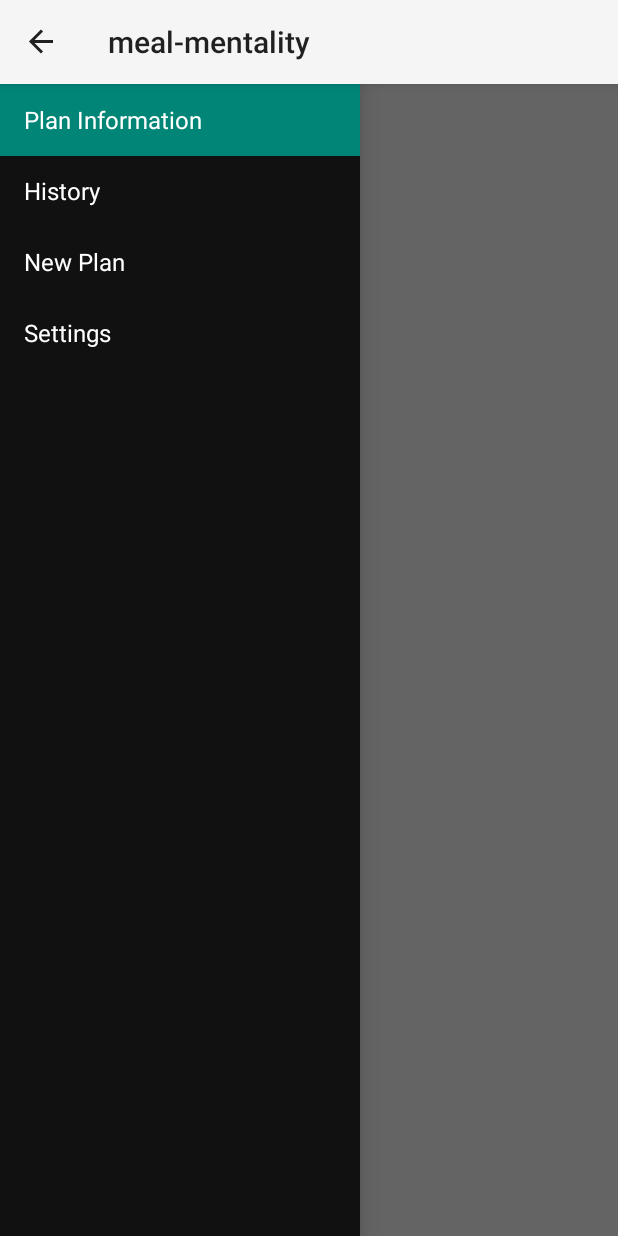
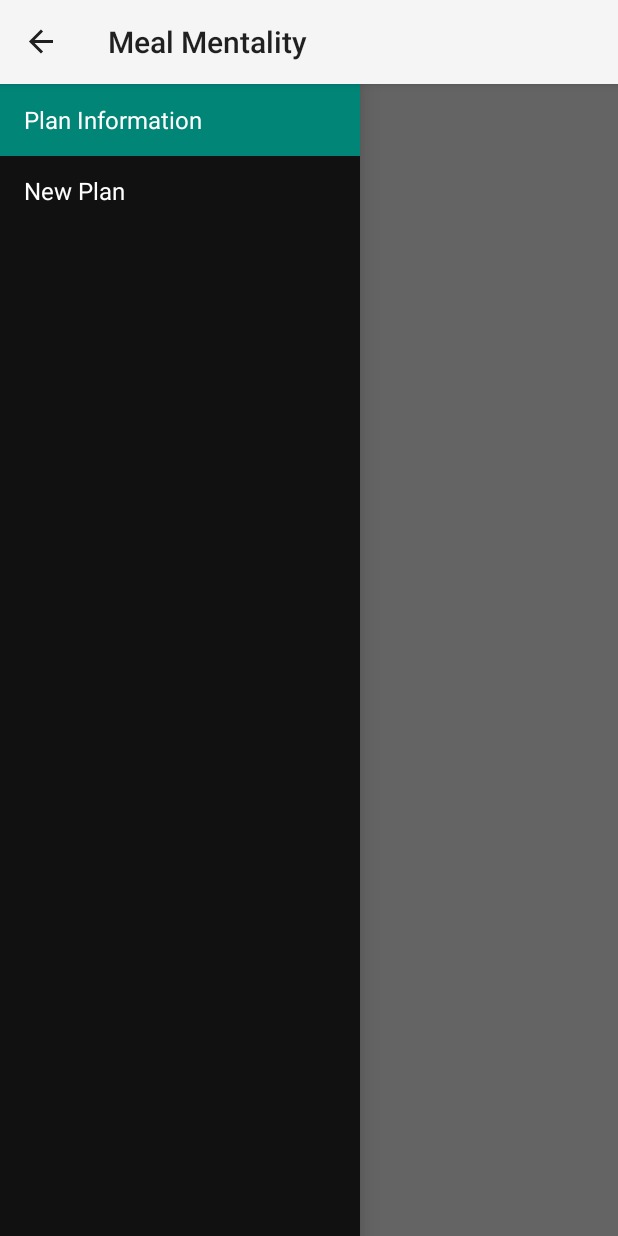
Before and after one commit to htran0109/meal-mentality, an Android app: the screen it shows after launch (MainActivity), with the side drawer open, on a phone screen of 412 x 824 dp. Run offline under Robolectric (Android 15) with nearby library versions, the phone set to English and light mode, and no system bars; our stand-ins replace Picasso; pictures from the network do not load.

Commit message:
small change

```diff
--- a/meal-mentality/app/src/main/java/edu/ucsd/hack/meal_mentality/MainActivity.java
+++ b/meal-mentality/app/src/main/java/edu/ucsd/hack/meal_mentality/MainActivity.java
@@ -117,7 +117,7 @@ public class MainActivity extends AppCompatActivity {
 
             FragmentManager fragmentManager = getFragmentManager();
             fragmentManager.beginTransaction().replace(R.id.content_frame, fragment).commit();
-        } else if (position == 2){
+        } else if (position == 1){
             android.app.Fragment fragment = new QuestionFragment();
 
             FragmentManager fragmentManager = getFragmentManager();
--- a/meal-mentality/app/src/main/res/values/strings.xml
+++ b/meal-mentality/app/src/main/res/values/strings.xml
@@ -1,11 +1,9 @@
 <resources>
-    <string name="app_name">meal-mentality</string>
+    <string name="app_name">Meal Mentality</string>
     <string name="action_settings">Settings</string>
     <string-array name="drawer_array">
         <item>Plan Information</item>
-        <item>History</item>
         <item>New Plan</item>
-        <item>Settings</item>
     </string-array>
     <string name="drawer_open">Open navigation drawer</string>
     <string name="drawer_close">Close navigation drawer</string>
```
